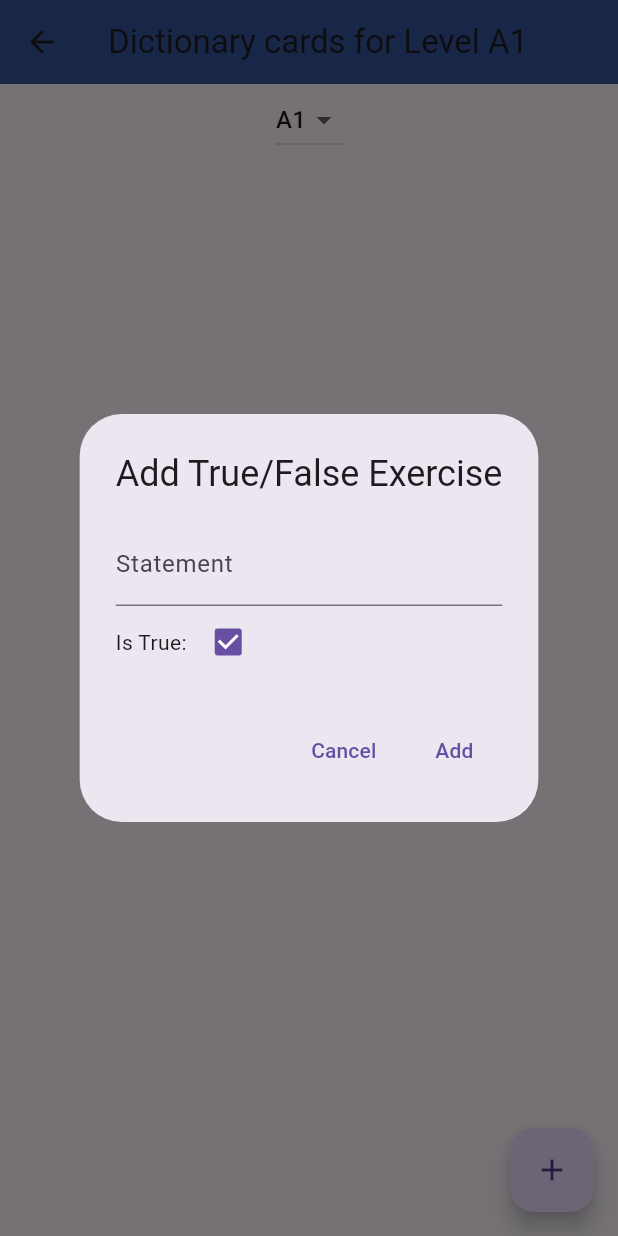
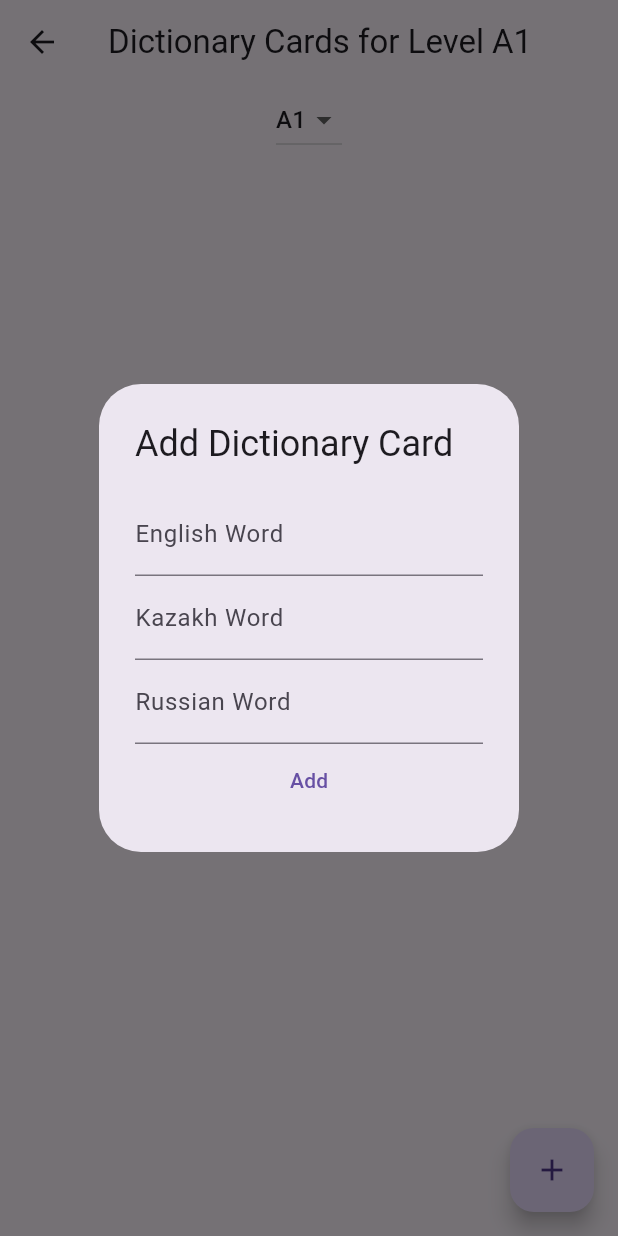
Before and after one commit to Abylaikhan-Bari/TildeSU-teacher, a Flutter app: the DictionaryCardsScreen screen opened directly, after a tap on the "add" icon, on a phone screen of 412 x 824 dp. Run offline on Flutter 3.47's test engine with Material 3 defaults, Android fonts, the phone set to English and light mode, and no system bars; our stand-ins replace cloud_firestore, firebase_auth, firebase_core; accounts and stored records are empty.

Commit message:
Adding new exercise types

```diff
--- a/lib/src/screens/dictionary_cards/dictionary_cards_screen.dart
+++ b/lib/src/screens/dictionary_cards/dictionary_cards_screen.dart
@@ -8,135 +8,138 @@ class DictionaryCardsScreen extends StatefulWidget {
 
 class _DictionaryCardsScreenState extends State<DictionaryCardsScreen> {
   final _formKey = GlobalKey<FormState>();
-  final _statementController = TextEditingController();
-  bool _isTrue = true; // Default to true
+  final _englishWordController = TextEditingController();
+  final _kazakhWordController = TextEditingController();
+  final _russianWordController = TextEditingController();
   String _selectedLevel = 'A1'; // Default selected level
 
   @override
   void dispose() {
-    _statementController.dispose();
+    _englishWordController.dispose();
+    _kazakhWordController.dispose();
+    _russianWordController.dispose();
     super.dispose();
   }
 
-  void _addTrueOrFalseExercise() async {
+  void _addOrUpdateDictionaryCard({String? cardId}) async {
     if (_formKey.currentState!.validate()) {
-      final exerciseData = {
-        'statement': _statementController.text.trim(),
-        'isTrue': _isTrue,
+      final cardData = {
+        'wordEnglish': _englishWordController.text.trim(),
+        'wordKazakh': _kazakhWordController.text.trim(),
+        'wordRussian': _russianWordController.text.trim(),
       };
 
-      try {
-        // Query the Firestore collection to get existing exercise IDs
-        final existingExercises = await FirebaseFirestore.instance
+      final collectionReference = FirebaseFirestore.instance
           .collection('levels')
           .doc(_selectedLevel)
-            .collection('trueOrFalse')
-            .get();
+          .collection('dictionaryCards');
 
-        // Extract existing IDs
-        final existingIds = existingExercises.docs.map((exercise) => exercise.id);
+      if (cardId == null) {
+        // Adding a new card
+        await collectionReference.add(cardData);
+      } else {
+        // Updating an existing card
+        await collectionReference.doc(cardId).update(cardData);
+      }
 
-        // Find the next available ID
-        int nextId = 1;
-        while (existingIds.contains('statementId$nextId')) {
-          nextId++;
-        }
-        final newExerciseId = 'statementId$nextId';
-
-        // Add the exercise with the new ID
-        await FirebaseFirestore.instance
-            .collection('levels')
-            .doc(_selectedLevel)
-            .collection('trueOrFalse')
-            .doc(newExerciseId)
-            .set(exerciseData);
       _clearForm();
-      } catch (error) {
-        // Handle errors here
       ScaffoldMessenger.of(context).showSnackBar(
-          SnackBar(content: Text(_translate('Failed to add true or false exercise: $error'))),
+        SnackBar(content: Text('Dictionary card ${cardId == null ? "added" : "updated"} successfully')),
       );
-      }
     }
   }
 
   void _clearForm() {
-    _statementController.clear();
-    setState(() {
-      _isTrue = true;
-    });
-  }
-  Future<void> _updateTrueOrFalseExercise(String exerciseId) async {
-    if (_formKey.currentState!.validate()) {
-      final exerciseData = {
-        'statement': _statementController.text.trim(),
-        'isTrue': _isTrue,
-      };
-
-      try {
-        await FirebaseFirestore.instance
-            .collection('levels')
-            .doc(_selectedLevel)
-            .collection('trueOrFalse')
-            .doc(exerciseId)
-            .update(exerciseData);
-        _clearForm();
-      } catch (error) {
-        // Handle errors here
-        ScaffoldMessenger.of(context).showSnackBar(
-          SnackBar(content: Text('Failed to update true or false exercise: $error')),
-        );
-      }
-    }
+    _englishWordController.clear();
+    _kazakhWordController.clear();
+    _russianWordController.clear();
   }
 
-  Future<void> _deleteTrueOrFalseExercise(String exerciseId) async {
-    await showDialog(
+  Future<void> _deleteDictionaryCard(String cardId) async {
+    final shouldDelete = await showDialog<bool>(
       context: context,
       builder: (BuildContext context) {
         return AlertDialog(
-          title: Text('Delete True/False Exercise'),
-          content: Text('Are you sure you want to delete this exercise?'),
+          title: Text('Delete Dictionary Card'),
+          content: Text('Are you sure you want to delete this card?'),
           actions: <Widget>[
             TextButton(
-              onPressed: () {
-                Navigator.of(context).pop();
-              },
+              onPressed: () => Navigator.of(context).pop(false),
               child: Text('Cancel'),
             ),
             TextButton(
-              onPressed: () async {
-                try {
-                  await FirebaseFirestore.instance
-                      .collection('levels')
-                      .doc(_selectedLevel)
-                      .collection('trueOrFalse')
-                      .doc(exerciseId)
-                      .delete();
-                  Navigator.of(context).pop();
-                } catch (error) {
-                  // Handle error
-                  ScaffoldMessenger.of(context).showSnackBar(
-                    SnackBar(content: Text('Failed to delete exercise: $error')),
-                  );
-                }
-              },
-              child: Text('Yes'),
+              onPressed: () => Navigator.of(context).pop(true),
+              child: Text('Delete'),
             ),
           ],
         );
       },
     );
+
+    if (shouldDelete == true) {
+      await FirebaseFirestore.instance
+          .collection('levels')
+          .doc(_selectedLevel)
+          .collection('dictionaryCards')
+          .doc(cardId)
+          .delete();
+
+      ScaffoldMessenger.of(context).showSnackBar(
+        SnackBar(content: Text('Dictionary card deleted successfully')),
+      );
+    }
   }
 
-  // Remaining code for updating and deleting exercises remains the same
+  Widget _buildForm({required bool isUpdating, String? cardId}) {
+    return Form(
+      key: _formKey,
+      child: Column(
+        mainAxisSize: MainAxisSize.min,
+        children: [
+          TextFormField(
+            controller: _englishWordController,
+            decoration: InputDecoration(labelText: 'English Word'),
+            validator: (value) {
+              if (value == null || value.isEmpty) {
+                return 'Please enter the English word';
+              }
+              return null;
+            },
+          ),
+          TextFormField(
+            controller: _kazakhWordController,
+            decoration: InputDecoration(labelText: 'Kazakh Word'),
+            validator: (value) {
+              if (value == null || value.isEmpty) {
+                return 'Please enter the Kazakh word';
+              }
+              return null;
+            },
+          ),
+          TextFormField(
+            controller: _russianWordController,
+            decoration: InputDecoration(labelText: 'Russian Word'),
+            validator: (value) {
+              if (value == null || value.isEmpty) {
+                return 'Please enter the Russian word';
+              }
+              return null;
+            },
+          ),
+          TextButton(
+            onPressed: () => _addOrUpdateDictionaryCard(cardId: isUpdating ? cardId : null),
+            child: Text(isUpdating ? 'Update' : 'Add'),
+          ),
+        ],
+      ),
+    );
+  }
 
   @override
   Widget build(BuildContext context) {
     return Scaffold(
         appBar: AppBar(
-        title: Text(_translate('Dictionary cards for Level $_selectedLevel')),
-        backgroundColor: Color(0xFF34559C),
+        title: Text('Dictionary Cards for Level $_selectedLevel'),
     ),
     body: Column(
     children: [
@@ -149,7 +152,7 @@ class _DictionaryCardsScreenState extends State<DictionaryCardsScreen> {
     });
     }
     },
-            items: <String>['A1', 'A2', 'B1', 'B2', 'C1', 'C2'] // Add more levels if needed
+    items: <String>['A1', 'A2', 'B1', 'B2', 'C1', 'C2']
         .map<DropdownMenuItem<String>>((String value) {
       return DropdownMenuItem<String>(
         value: value,
@@ -162,94 +165,42 @@ class _DictionaryCardsScreenState extends State<DictionaryCardsScreen> {
           stream: FirebaseFirestore.instance
               .collection('levels')
               .doc(_selectedLevel)
-                  .collection('trueOrFalse')
+              .collection('dictionaryCards')
               .snapshots(),
           builder: (context, snapshot) {
             if (snapshot.connectionState == ConnectionState.waiting) {
               return Center(child: CircularProgressIndicator());
-                } else {
-                  final exercises = snapshot.data!.docs;
-                  return ListView.builder(
-                    itemCount: exercises.length,
-                    itemBuilder: (context, index) {
-                      final exercise = exercises[index];
-                      return Card(
-                        child: ListTile(
-                          title: Text(_translate('Exercise ${exercise.id}: ${exercise['statement']}')),
-                          subtitle: Text(_translate('Statement: ${exercise['statement']}')),
+            }
+            if (!snapshot.hasData || snapshot.data!.docs.isEmpty) {
+              return Center(child: Text('No dictionary cards found'));
+            }
+            return ListView(
+              children: snapshot.data!.docs.map((DocumentSnapshot document) {
+                Map<String, dynamic> card = document.data() as Map<String, dynamic>;
+                return ListTile(
+                  title: Text(card['wordEnglish'] ?? ''),
+                  subtitle: Text('Kazakh: ${card['wordKazakh']} | Russian: ${card['wordRussian']}'),
                   onTap: () {
-                            // Remaining code for updating and deleting exercises remains the same
-                            // Show dialog to update true/false exercise
-                            _statementController.text = exercise['statement'];
-                            _isTrue = exercise['isTrue'];
+                    _englishWordController.text = card['wordEnglish'];
+                    _kazakhWordController.text = card['wordKazakh'];
+                    _russianWordController.text = card['wordRussian'];
                     showDialog(
                       context: context,
                       builder: (BuildContext context) {
                         return AlertDialog(
-                                  title: Text(_translate('Update True/False Exercise')),
-                                  content: Form(
-                                    key: _formKey,
-                                    child: Column(
-                                      mainAxisSize: MainAxisSize.min,
-                                      crossAxisAlignment: CrossAxisAlignment.start,
-                                      children: [
-                                        TextFormField(
-                                          controller: _statementController,
-                                          decoration: InputDecoration(labelText: _translate('Statement')),
-                                          validator: (value) {
-                                            if (value == null || value.isEmpty) {
-                                              return _translate('Please enter a statement');
-                                            }
-                                            return null;
-                                          },
-                                        ),
-                                        Row(
-                                          children: [
-                                            Text(_translate('Is True: ')),
-                                            Checkbox(
-                                              value: _isTrue,
-                                              onChanged: (value) {
-                                                setState(() {
-                                                  _isTrue = value!;
-                                                });
-                                              },
-                                            ),
-                                          ],
-                                        ),
-                                      ],
-                                    ),
-                                  ),
-                                  actions: [
-                                    TextButton(
-                                      onPressed: () {
-                                        Navigator.of(context).pop();
-                                      },
-                                      child: Text(_translate('Cancel')),
-                                    ),
-                                    TextButton(
-                                      onPressed: () {
-                                        _updateTrueOrFalseExercise(exercise.id);
-                                        Navigator.of(context).pop();
-                                      },
-                                      child: Text(_translate('Update')),
-                                    ),
-                                  ],
+                          title: Text('Update Dictionary Card'),
+                          content: _buildForm(isUpdating: true, cardId: document.id),
                         );
                       },
                     );
                   },
                   trailing: IconButton(
                     icon: Icon(Icons.delete),
-                            onPressed: () {
-                              // Remaining code for updating and deleting exercises remains the same
-                              _deleteTrueOrFalseExercise(exercise.id);
-                            },
-                          ),
+                    onPressed: () => _deleteDictionaryCard(document.id),
                   ),
                 );
-                    },
+              }).toList(),
             );
-                }
           },
         ),
       ),
@@ -257,58 +208,13 @@ class _DictionaryCardsScreenState extends State<DictionaryCardsScreen> {
     ),
       floatingActionButton: FloatingActionButton(
         onPressed: () {
+          _clearForm();
           showDialog(
             context: context,
             builder: (BuildContext context) {
               return AlertDialog(
-                title: Text(_translate('Add True/False Exercise')),
-                content: Form(
-                  key: _formKey,
-                  child: Column(
-                    mainAxisSize: MainAxisSize.min,
-                    crossAxisAlignment: CrossAxisAlignment.start,
-                    children: [
-                      TextFormField(
-                        controller: _statementController,
-                        decoration: InputDecoration(labelText: _translate('Statement')),
-                        validator: (value) {
-                          if (value == null || value.isEmpty) {
-                            return _translate('Please enter a statement');
-                          }
-                          return null;
-                        },
-                      ),
-                      Row(
-                        children: [
-                          Text(_translate('Is True: ')),
-                          Checkbox(
-                            value: _isTrue,
-                            onChanged: (value) {
-                              setState(() {
-                                _isTrue = value!;
-                              });
-                            },
-                          ),
-                        ],
-                      ),
-                    ],
-                  ),
-                ),
-                actions: [
-                  TextButton(
-                    onPressed: () {
-                      Navigator.of(context).pop();
-                    },
-                    child: Text(_translate('Cancel')),
-                  ),
-                  TextButton(
-                    onPressed: () {
-                      _addTrueOrFalseExercise();
-                      Navigator.of(context).pop();
-                    },
-                    child: Text(_translate('Add')),
-                  ),
-                ],
+                title: Text('Add Dictionary Card'),
+                content: _buildForm(isUpdating: false),
               );
             },
           );
@@ -317,10 +223,4 @@ class _DictionaryCardsScreenState extends State<DictionaryCardsScreen> {
       ),
     );
   }
-
-  String _translate(String text) {
-    // Here you can implement your translation logic
-    // For now, let's just return the input text
-    return text;
 }
-}
```
Lines whose indentation alone changed are shown as unchanged.
